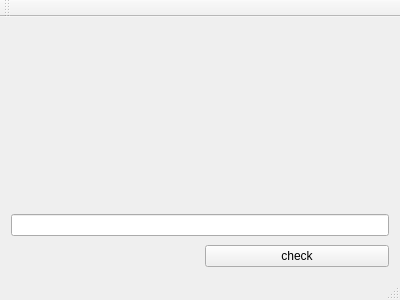
The window that bokstavman.ui (buzzz321/BokstavMan) describes before a commit, drawn with Qt 5.
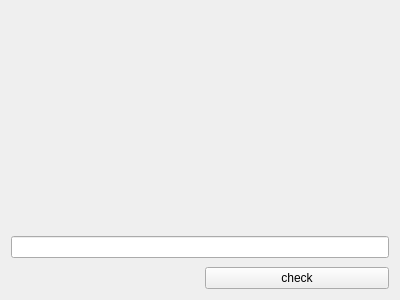
The same window after the commit.

Patch:
```diff
--- a/bokstavman.ui
+++ b/bokstavman.ui
@@ -72,29 +72,20 @@
       <item row="2" column="0" colspan="2">
        <widget class="QLineEdit" name="lineEdit"/>
       </item>
+      <item row="1" column="0">
+       <widget class="QLabel" name="correct">
+        <property name="text">
+         <string/>
+        </property>
+        <property name="alignment">
+         <set>Qt::AlignCenter</set>
+        </property>
+       </widget>
+      </item>
      </layout>
     </item>
    </layout>
   </widget>
-  <widget class="QMenuBar" name="menuBar">
-   <property name="geometry">
-    <rect>
-     <x>0</x>
-     <y>0</y>
-     <width>400</width>
-     <height>22</height>
-    </rect>
-   </property>
-  </widget>
-  <widget class="QToolBar" name="mainToolBar">
-   <attribute name="toolBarArea">
-    <enum>TopToolBarArea</enum>
-   </attribute>
-   <attribute name="toolBarBreak">
-    <bool>false</bool>
-   </attribute>
-  </widget>
-  <widget class="QStatusBar" name="statusBar"/>
  </widget>
  <layoutdefault spacing="6" margin="11"/>
  <resources/>
```
Left out of the diff: 46 changed lines with no effect on the pictures.
